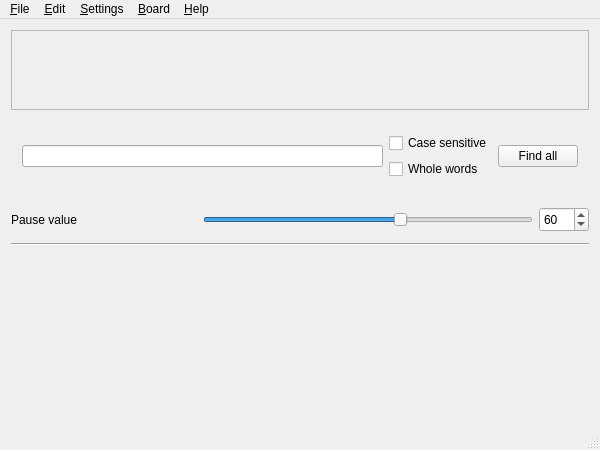
ITAAcademy/OpenBoard, file OpenBoard/mainwindow.ui: the form before one commit.
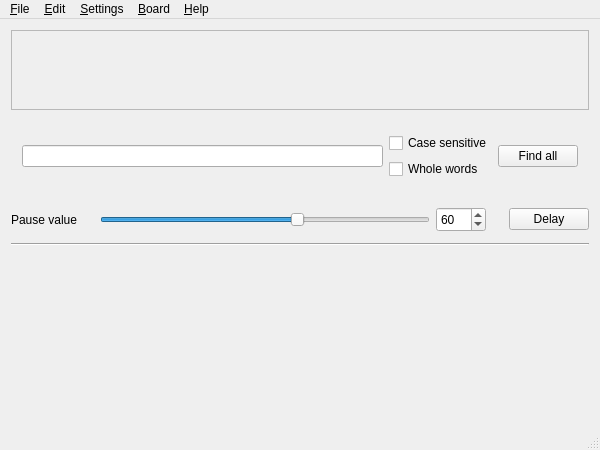
The form after the commit. Icons and pictures are not drawn.

Commit message: // fix color and delay button on toolbar

```diff
--- a/OpenBoard/mainwindow.ui
+++ b/OpenBoard/mainwindow.ui
@@ -141,6 +141,26 @@
            </property>
           </widget>
          </item>
+         <item>
+          <spacer name="horizontalSpacer_2">
+           <property name="orientation">
+            <enum>Qt::Horizontal</enum>
+           </property>
+           <property name="sizeHint" stdset="0">
+            <size>
+             <width>40</width>
+             <height>20</height>
+            </size>
+           </property>
+          </spacer>
+         </item>
+         <item>
+          <widget class="QPushButton" name="button_Delay">
+           <property name="text">
+            <string>Delay</string>
+           </property>
+          </widget>
+         </item>
         </layout>
        </item>
       </layout>
```
Left out of the diff: 8 changed lines with no effect on the pictures. The commit also changes 16 other files.
